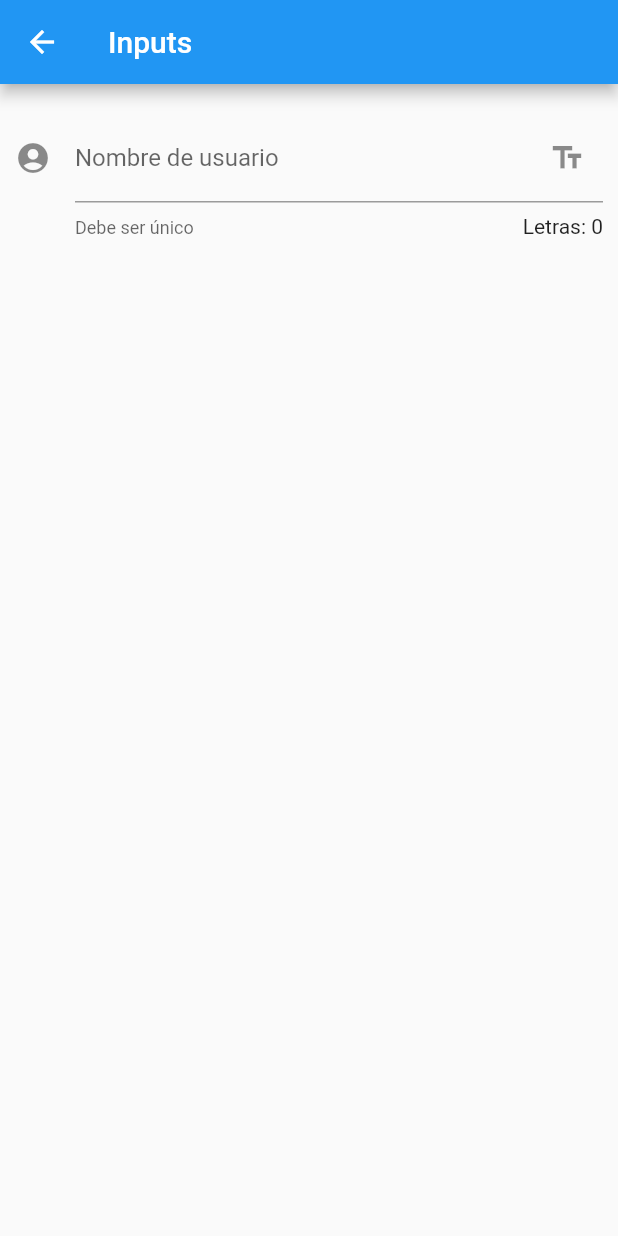
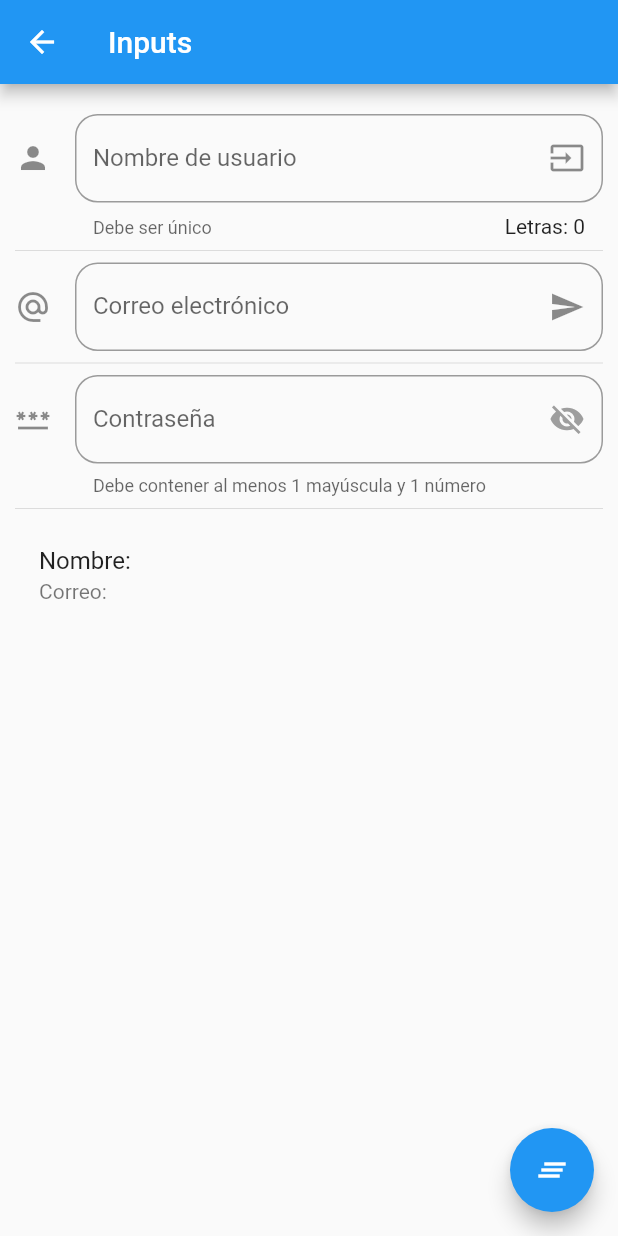
Before and after one commit to AlejoPinto01/Components, a Flutter app: the InputPage screen opened by its route, on a phone screen of 412 x 824 dp. Run offline on Flutter 3.47's test engine with Material 2 defaults, Android fonts, the phone set to English and light mode, and no system bars.

Commit message:
Añadidas partes de formulario a la pagina input_page

```diff
--- a/lib/main.dart
+++ b/lib/main.dart
@@ -1,10 +1,7 @@
 import 'package:componentes/src/pages/alert_page.dart';
-import 'package:componentes/src/pages/avatar_page.dart';
-import 'package:componentes/src/pages/card_page.dart';
 import 'package:componentes/src/routes.dart';
 import 'package:flutter/material.dart';
 
-import 'src/pages/home_page.dart';
 
 void main() => runApp(MyApp());
 
--- a/lib/src/pages/input_page.dart
+++ b/lib/src/pages/input_page.dart
@@ -6,6 +6,13 @@ class InputPage extends StatefulWidget {
 }
 
 class _InputPageState extends State<InputPage> {
+  String _nom = '';
+  String _email = '';
+  bool _passwordVisible = true;
+  var _userController = TextEditingController();
+  var _emailController = TextEditingController();
+  var _passwController = TextEditingController();
+
   @override
   Widget build(BuildContext context) {
     return Scaffold(
@@ -16,6 +23,25 @@ class _InputPageState extends State<InputPage> {
         padding: EdgeInsets.symmetric(horizontal: 10, vertical: 20),
         children: [
           _createInput(),
+          Divider(),
+          _crearEmail(),
+          Divider(),
+          _crearPassword(),
+          Divider(),
+          _crearPersona(),
+        ],
+      ),
+      floatingActionButton: Row(
+        mainAxisAlignment: MainAxisAlignment.end,
+        children: [
+          FloatingActionButton(
+            child: Icon(Icons.clear_all),
+            onPressed: () {
+              _userController.clear();
+              _emailController.clear();
+              _passwController.clear();
+            },
+          ),
         ],
       ),
     );
@@ -25,14 +51,80 @@ class _InputPageState extends State<InputPage> {
     return TextField(
       //autofocus: true,
       //keyboardType: TextInputType(),
+      controller: _userController,
       decoration: InputDecoration(
         labelText: 'Nombre de usuario',
-        counter: Text('Letras: 0'),
+        counter: Text('Letras: ${_nom.length}'),
         hintText: 'Inserta texto',
         helperText: 'Debe ser único',
-        suffixIcon: Icon(Icons.text_fields),
-        icon: Icon(Icons.account_circle),
+        suffixIcon: Icon(Icons.input),
+        icon: Icon(Icons.person),
+        border: OutlineInputBorder(
+          borderRadius: BorderRadius.circular(15),
+        ),
+      ),
+      onChanged: (valor) {
+        setState(() {
+          _nom = valor;
+          //print(_nom);
+        });
+      },
+    );
+  }
+
+  _crearEmail() {
+    return TextField(
+      keyboardType: TextInputType.emailAddress,
+      controller: _emailController,
+      decoration: InputDecoration(
+        labelText: 'Correo electrónico',
+        hintText: 'ejemplo@gmail.com',
+        suffixIcon: Icon(Icons.send),
+        icon: Icon(Icons.alternate_email),
+        border: OutlineInputBorder(
+          borderRadius: BorderRadius.circular(15),
+        ),
+      ),
+      onChanged: (valor) {
+        setState(() {
+          _email = valor;
+        });
+      },
+    );
+  }
+
+  _crearPassword() {
+    return TextField(
+      controller: _passwController,
+      obscureText: _passwordVisible,
+      keyboardType: TextInputType.visiblePassword,
+      decoration: InputDecoration(
+        labelText: 'Contraseña',
+        hintText: '*******',
+        helperText: 'Debe contener al menos 1 mayúscula y 1 número',
+        icon: Icon(Icons.password),
+        suffixIcon: IconButton(
+          icon: _passwordVisible
+              ? Icon(Icons.visibility_off)
+              : Icon(Icons.visibility),
+          color: _passwordVisible ? Colors.grey : Colors.amber,
+          onPressed: () {
+            setState(() {
+              _passwordVisible = !_passwordVisible;
+            });
+          },
+        ),
+        border: OutlineInputBorder(
+          borderRadius: BorderRadius.circular(15),
+        ),
       ),
     );
   }
+
+  _crearPersona() {
+    return ListTile(
+      title: Text('Nombre: $_nom'),
+      subtitle: Text('Correo: ${_email}'),
+    );
+  }
 }
```
Also changed, not shown: lib/src/pages/animated_container.dart (+31 -4 lines), lib/src/pages/card_page.dart (+5 -4 lines), 1 other file.
